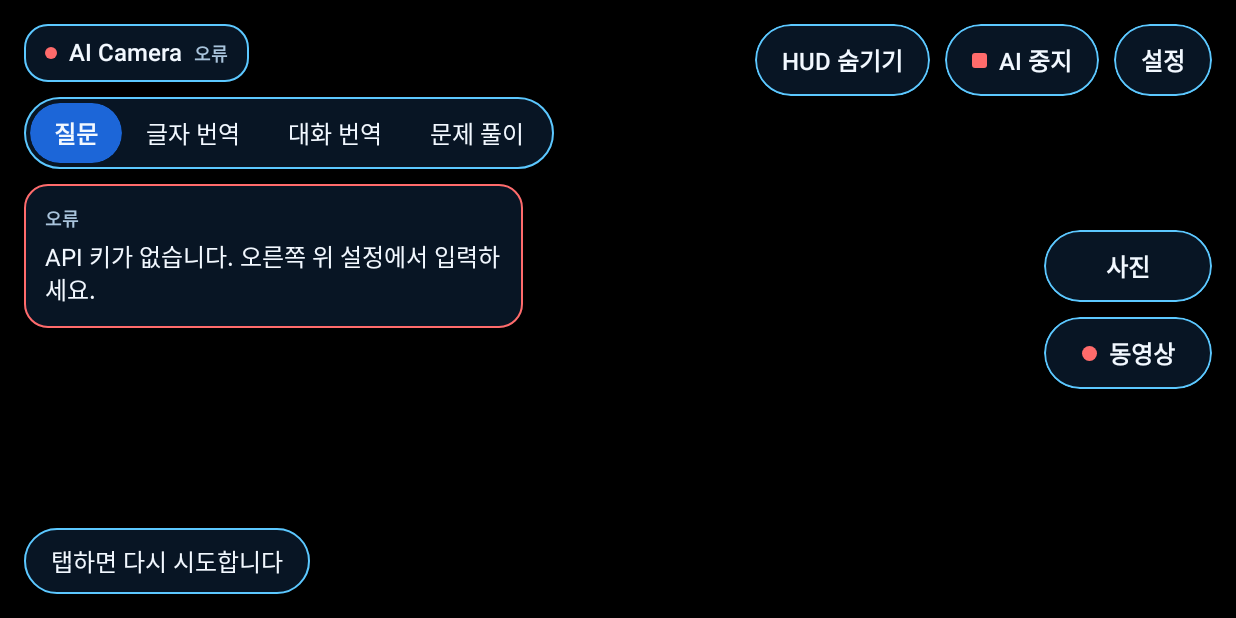
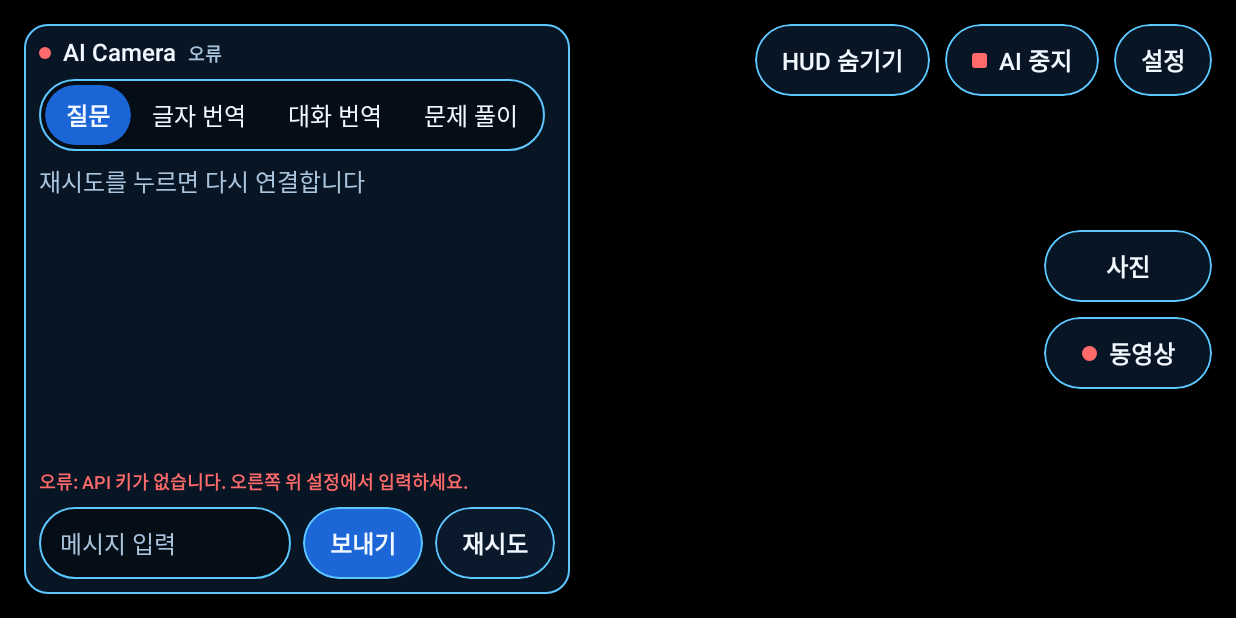
Before and after one commit to bear2u/ai-camera-hud, an Android app built with Jetpack Compose: the screen it shows after launch (MainActivity), on a phone screen of 824 x 412 dp (held sideways). Run offline under Robolectric (Android 15) with nearby library versions, the phone set to English and light mode, and no system bars; libraries missing offline, so code that uses them is left out: androidx.camera.compose, androidx.camera.core, androidx.camera.lifecycle, androidx.camera.video; pictures from the network do not load; 3 statements that could not run were skipped.

Commit message:
behavioral: 왼쪽 채팅창 HUD (모드 선택, 대화 기록, 글자 입력과 말하기)
모든 답을 왼쪽 채팅창에 말풍선으로 쌓고 위로 올려 볼 수 있게 한다.

Co-Authored-By: Claude Fable 5.2 <noreply@anthropic.com>

```diff
--- a/app/src/main/AndroidManifest.xml
+++ b/app/src/main/AndroidManifest.xml
@@ -21,7 +21,8 @@
         <activity
             android:name=".MainActivity"
             android:exported="true"
-            android:screenOrientation="landscape">
+            android:screenOrientation="landscape"
+            android:windowSoftInputMode="adjustResize">
             <intent-filter>
                 <action android:name="android.intent.action.MAIN" />
                 <category android:name="android.intent.category.LAUNCHER" />
--- a/app/src/main/java/com/symverse/aiglasses/MainActivity.kt
+++ b/app/src/main/java/com/symverse/aiglasses/MainActivity.kt
@@ -79,6 +79,7 @@ class MainActivity : ComponentActivity() {
                 capture = capture,
                 onTakePhoto = { captureActions.takePhoto() },
                 onToggleVideo = { captureActions.toggleVideo() },
+                onSendText = { text -> session?.sendText(text) },
             )
             if (showSettings) {
                 BackHandler(onBack = ::closeSettings)
--- a/app/src/main/java/com/symverse/aiglasses/ui/GlassesScreen.kt
+++ b/app/src/main/java/com/symverse/aiglasses/ui/GlassesScreen.kt
@@ -6,13 +6,18 @@ import androidx.compose.foundation.background
 import androidx.compose.foundation.border
 import androidx.compose.foundation.clickable
 import androidx.compose.foundation.gestures.detectTapGestures
+import androidx.compose.foundation.horizontalScroll
 import androidx.compose.foundation.layout.Arrangement
 import androidx.compose.foundation.layout.Box
 import androidx.compose.foundation.layout.Column
 import androidx.compose.foundation.layout.Row
+import androidx.compose.foundation.layout.WindowInsets
+import androidx.compose.foundation.layout.fillMaxHeight
 import androidx.compose.foundation.layout.fillMaxSize
 import androidx.compose.foundation.layout.fillMaxWidth
 import androidx.compose.foundation.layout.heightIn
+import androidx.compose.foundation.layout.ime
+import androidx.compose.foundation.layout.imePadding
 import androidx.compose.foundation.layout.padding
 import androidx.compose.foundation.layout.safeDrawingPadding
 import androidx.compose.foundation.layout.size
@@ -22,32 +27,47 @@ import androidx.compose.foundation.selection.selectable
 import androidx.compose.foundation.shape.CircleShape
 import androidx.compose.foundation.shape.RoundedCornerShape
 import androidx.compose.foundation.text.BasicText
+import androidx.compose.foundation.text.BasicTextField
+import androidx.compose.foundation.text.KeyboardOptions
+import androidx.compose.foundation.text.input.TextFieldLineLimits
+import androidx.compose.foundation.text.input.clearText
+import androidx.compose.foundation.text.input.rememberTextFieldState
 import androidx.compose.foundation.verticalScroll
 import androidx.compose.runtime.Composable
 import androidx.compose.runtime.LaunchedEffect
 import androidx.compose.runtime.getValue
 import androidx.compose.runtime.mutableStateOf
+import androidx.compose.runtime.remember
 import androidx.compose.runtime.saveable.rememberSaveable
 import androidx.compose.runtime.setValue
+import androidx.compose.runtime.snapshotFlow
 import androidx.compose.ui.Alignment
 import androidx.compose.ui.Modifier
 import androidx.compose.ui.draw.clip
+import androidx.compose.ui.graphics.Color
+import androidx.compose.ui.graphics.SolidColor
+import androidx.compose.ui.input.pointer.pointerInput
+import androidx.compose.ui.platform.LocalDensity
+import androidx.compose.ui.platform.LocalSoftwareKeyboardController
 import androidx.compose.ui.semantics.Role
-import androidx.compose.ui.graphics.Color
-import androidx.compose.ui.input.pointer.pointerInput
-import androidx.compose.ui.text.TextStyle
 import androidx.compose.ui.text.font.FontWeight
-import androidx.compose.ui.unit.Dp
+import androidx.compose.ui.text.input.ImeAction
 import androidx.compose.ui.unit.dp
-import androidx.compose.ui.unit.sp
 import com.symverse.aiglasses.core.CaptureState
 import com.symverse.aiglasses.core.HudState
+import com.symverse.aiglasses.core.LogEntry
 import com.symverse.aiglasses.core.Mode
+import com.symverse.aiglasses.core.Speaker
 import com.symverse.aiglasses.core.Status
 
+private val CaptureColumnWidth = 112.dp
+private val BubbleShape = RoundedCornerShape(12.dp)
+private val OtherBubble = Color(0x33FFFFFF)
 
-
-/** 카메라 화면 전체 위에 AI 오버레이를 얹는다. 화면 어디든 탭하면 [onTap]. */
+/**
+ * 카메라 화면 전체 위에 HUD를 얹는다. 왼쪽은 채팅창(모드, 대화 기록, 입력), 오른쪽은 버튼들이다.
+ * 채팅창 밖의 화면을 탭하면 [onTap] 으로 말하기를 시작하거나 끝낸다.
+ */
 @Composable
 fun GlassesScreen(
     hud: HudState,
@@ -60,6 +80,7 @@ fun GlassesScreen(
     capture: CaptureState,
     onTakePhoto: () -> Unit,
     onToggleVideo: () -> Unit,
+    onSendText: (String) -> Unit,
 ) {
     var hudVisible by rememberSaveable { mutableStateOf(true) }
     Box(Modifier.fillMaxSize().background(Color.Black)) {
@@ -71,24 +92,20 @@ fun GlassesScreen(
                 .fillMaxSize()
                 .pointerInput(Unit) { detectTapGestures { onTap() } }
                 .safeDrawingPadding()
+                .imePadding()
                 .padding(16.dp),
         ) {
-            // HUD를 숨겨도 촬영 결과 알림과 촬영 버튼은 남긴다.
-            if (!hudVisible) {
-                capture.message?.let {
-                    TextCard(title = "촬영", text = it, modifier = Modifier.align(Alignment.TopStart).fillMaxWidth(0.42f))
-                }
+            if (hudVisible) {
+                ChatPanel(
+                    hud = hud,
+                    mode = mode,
+                    onSelectMode = onSelectMode,
+                    onSendText = onSendText,
+                    onMic = onTap,
+                    modifier = Modifier.align(Alignment.TopStart).fillMaxHeight().fillMaxWidth(0.46f),
+                )
             }
-            if (hudVisible) Column(Modifier.align(Alignment.TopStart), verticalArrangement = Arrangement.spacedBy(10.dp)) {
-                val cardWidth = Modifier.fillMaxWidth(0.42f)
-                // 상태와 모드 전환은 왼쪽에 위아래로 두어 오른쪽 버튼들과 겹치지 않게 한다.
-                StatusCard(hud.status)
-                ModeSwitch(mode = mode, onSelect = onSelectMode)
-                if (hud.userText.isNotBlank()) TextCard(title = "나", text = hud.userText, modifier = cardWidth)
-                if (hud.translationText.isNotBlank()) TextCard(title = "글자 번역", text = hud.translationText, modifier = cardWidth)
-                hud.error?.let { TextCard(title = "오류", text = it, modifier = cardWidth, line = Alert) }
-                capture.message?.let { TextCard(title = "촬영", text = it, modifier = cardWidth) }
-            }
+            // HUD를 숨겨도 촬영 버튼, 촬영 결과 알림, HUD 버튼은 남긴다.
             Column(
                 Modifier.align(Alignment.CenterEnd).width(CaptureColumnWidth),
                 verticalArrangement = Arrangement.spacedBy(10.dp),
@@ -96,54 +113,148 @@ fun GlassesScreen(
                 PillButton("사진", onClick = onTakePhoto, modifier = Modifier.fillMaxWidth())
                 RecordButton(recording = capture.recording, onClick = onToggleVideo)
             }
-
-            val bottomCard = when {
-                hud.solutionText.isNotBlank() -> "문제 풀이" to hud.solutionText
-                hud.captions.isNotEmpty() -> "대화 번역" to hud.captions.joinToString("\n")
-                hud.assistantText.isNotBlank() -> "AI 어시스턴트" to hud.assistantText
-                else -> null
-            }
-            if (hudVisible && bottomCard != null) {
-                TextCard(
-                    title = bottomCard.first,
-                    text = bottomCard.second,
-                    // 오른쪽 촬영 버튼과 겹치지 않게 비켜 둔다.
-                    modifier = Modifier
-                        .align(Alignment.BottomEnd)
-                        .padding(end = CaptureColumnWidth + 12.dp)
-                        .fillMaxWidth(0.46f),
-                    // 풀이는 길어서 더 크게 보여 주고, 손으로 올려 볼 수 있게 자동 스크롤을 끈다.
-                    maxHeight = if (hud.solutionText.isNotBlank()) 280.dp else 180.dp,
-                    followTail = hud.solutionText.isBlank(),
-                )
-            }
+            capture.message?.let { CaptureNotice(it, Modifier.align(Alignment.BottomEnd)) }
             Row(Modifier.align(Alignment.TopEnd), horizontalArrangement = Arrangement.spacedBy(10.dp)) {
-                // HUD를 숨겨도 이 버튼은 남겨서 다시 켤 수 있게 한다.
                 PillButton(if (hudVisible) "HUD 숨기기" else "HUD 보기", onClick = { hudVisible = !hudVisible })
                 if (hudVisible) {
                     AiToggle(on = hud.status != Status.Off, onClick = onToggleAi)
                     PillButton("설정", onClick = onOpenSettings)
                 }
             }
-            if (hudVisible) HintBar(hud.status, mode, Modifier.align(Alignment.BottomStart))
         }
     }
 }
 
+/** 왼쪽 채팅창: 상태, 모드 선택, 위로 올려 볼 수 있는 대화 기록, 글자 입력과 말하기 버튼. */
 @Composable
-private fun StatusCard(status: Status) {
-    Row(
-        Modifier.background(CardFill, CardShape).border(1.dp, CardLine, CardShape).padding(horizontal = 14.dp, vertical = 10.dp),
-        verticalAlignment = Alignment.CenterVertically,
-        horizontalArrangement = Arrangement.spacedBy(8.dp),
+private fun ChatPanel(
+    hud: HudState,
+    mode: Mode,
+    onSelectMode: (Mode) -> Unit,
+    onSendText: (String) -> Unit,
+    onMic: () -> Unit,
+    modifier: Modifier = Modifier,
+) {
+    // 가로 화면에서는 키보드가 높이를 많이 차지하므로, 키보드가 뜨면 위쪽 줄들을 접는다.
+    val typing = WindowInsets.ime.getBottom(LocalDensity.current) > 0
+    Column(
+        modifier
+            .background(CardFill, CardShape)
+            .border(1.dp, CardLine, CardShape)
+            // 채팅창 안을 건드리는 것이 화면 탭(말하기)으로 새지 않게 한다.
+            .pointerInput(Unit) { detectTapGestures { } }
+            .padding(10.dp),
+        verticalArrangement = Arrangement.spacedBy(8.dp),
     ) {
+        if (!typing) {
+            StatusRow(hud.status)
+            ModeSwitch(mode = mode, onSelect = onSelectMode)
+        }
+        ChatLog(hud.entries, emptyHint = hint(hud.status, mode), modifier = Modifier.weight(1f).fillMaxWidth())
+        hud.error?.let { BasicText("오류: $it", style = TitleStyle.copy(color = Alert), maxLines = 3) }
+        if (hud.entries.isNotEmpty() && !typing) BasicText(hint(hud.status, mode), style = TitleStyle, maxLines = 1)
+        InputRow(status = hud.status, mode = mode, onSendText = onSendText, onMic = onMic)
+    }
+}
+
+@Composable
+private fun StatusRow(status: Status) {
+    Row(verticalAlignment = Alignment.CenterVertically, horizontalArrangement = Arrangement.spacedBy(8.dp)) {
         Box(Modifier.size(8.dp).background(statusColor(status), CircleShape))
         BasicText("AI Camera", style = BodyStyle.copy(fontWeight = FontWeight.SemiBold))
         BasicText(statusLabel(status), style = TitleStyle)
     }
 }
 
-private val CaptureColumnWidth = 112.dp
+/** 대화 기록. 맨 아래를 보고 있을 때만 새 글을 따라 내려가서, 위로 올려 읽는 중에는 움직이지 않는다. */
+@Composable
+private fun ChatLog(entries: List<LogEntry>, emptyHint: String, modifier: Modifier = Modifier) {
+    val scroll = rememberScrollState()
+    var followTail by remember { mutableStateOf(true) }
+    LaunchedEffect(scroll) {
+        snapshotFlow { scroll.isScrollInProgress to (scroll.value >= scroll.maxValue - 48) }
+            .collect { (scrolling, atBottom) -> if (scrolling) followTail = atBottom }
+    }
+    // 새 말풍선이 생기면 다시 맨 아래로 간다.
+    LaunchedEffect(entries.size) {
+        followTail = true
+        scroll.scrollTo(scroll.maxValue)
+    }
+    LaunchedEffect(entries.lastOrNull()?.text?.length, scroll.maxValue) {
+        if (followTail) scroll.scrollTo(scroll.maxValue)
+    }
+    Column(modifier.verticalScroll(scroll), verticalArrangement = Arrangement.spacedBy(8.dp)) {
+        if (entries.isEmpty()) BasicText(emptyHint, style = BodyStyle.copy(color = InkDim))
+        entries.forEach { Bubble(it) }
+    }
+}
+
+@Composable
+private fun Bubble(entry: LogEntry) {
+    val mine = entry.speaker == Speaker.User
+    Column(Modifier.fillMaxWidth(), horizontalAlignment = if (mine) Alignment.End else Alignment.Start) {
+        if (!mine) BasicText(speakerLabel(entry.speaker), style = TitleStyle)
+        BasicText(
+            entry.text,
+            style = BodyStyle,
+            modifier = Modifier
+                .padding(start = if (mine) 40.dp else 0.dp, end = if (mine) 0.dp else 16.dp)
+                .background(if (mine) Primary else OtherBubble, BubbleShape)
+                .padding(horizontal = 10.dp, vertical = 6.dp),
+        )
+    }
+}
+
+/** 글자 입력칸, 보내기, 말하기 버튼. 말하기 버튼은 화면 탭과 같은 일을 한다. */
+@Composable
+private fun InputRow(status: Status, mode: Mode, onSendText: (String) -> Unit, onMic: () -> Unit) {
+    val input = rememberTextFieldState()
+    val keyboard = LocalSoftwareKeyboardController.current
+    val send = {
+        val text = input.text.toString()
+        if (text.isNotBlank()) {
+            onSendText(text)
+            input.clearText()
+            keyboard?.hide()
+        }
+    }
+    Row(verticalAlignment = Alignment.CenterVertically, horizontalArrangement = Arrangement.spacedBy(8.dp)) {
+        BasicTextField(
+            state = input,
+            modifier = Modifier.weight(1f),
+            lineLimits = TextFieldLineLimits.SingleLine,
+            textStyle = BodyStyle,
+            cursorBrush = SolidColor(CardLine),
+            keyboardOptions = KeyboardOptions(imeAction = ImeAction.Send),
+            onKeyboardAction = { send() },
+            decorator = { field ->
+                Box(
+                    Modifier
+                        .fillMaxWidth()
+                        .background(Color(0x66000000), PillShape)
+                        .border(1.dp, CardLine, PillShape)
+                        .heightIn(min = 48.dp)
+                        .padding(horizontal = 14.dp),
+                    contentAlignment = Alignment.CenterStart,
+                ) {
+                    if (input.text.isEmpty()) BasicText("메시지 입력", style = BodyStyle.copy(color = InkDim))
+                    field()
+                }
+            },
+        )
+        PillButton("보내기", onClick = send, primary = true)
+        PillButton(micLabel(status, mode), onClick = onMic)
+    }
+}
+
+@Composable
+private fun CaptureNotice(text: String, modifier: Modifier = Modifier) {
+    BasicText(
+        text,
+        modifier = modifier.background(CardFill, PillShape).border(1.dp, CardLine, PillShape).padding(horizontal = 16.dp, vertical = 10.dp),
+        style = BodyStyle,
+    )
+}
 
 /** 동영상 녹화를 시작하고 멈춘다. 녹화 중에는 빨갛게 표시한다. */
 @Composable
@@ -165,10 +276,16 @@ private fun RecordButton(recording: Boolean, onClick: () -> Unit) {
     }
 }
 
-/** 화면 탭이 할 일을 고른다. */
+/** 말하기 버튼과 화면 탭이 할 일을 고른다. 좁으면 옆으로 밀어 볼 수 있다. */
 @Composable
 private fun ModeSwitch(mode: Mode, onSelect: (Mode) -> Unit, modifier: Modifier = Modifier) {
-    Row(modifier.background(CardFill, PillShape).border(1.dp, CardLine, PillShape).padding(4.dp)) {
+    Row(
+        modifier
+            .horizontalScroll(rememberScrollState())
+            .background(Color(0x66000000), PillShape)
+            .border(1.dp, CardLine, PillShape)
+            .padding(4.dp),
+    ) {
         ModeOption("질문", selected = mode == Mode.Ask, onClick = { onSelect(Mode.Ask) })
         ModeOption("글자 번역", selected = mode == Mode.TranslateText, onClick = { onSelect(Mode.TranslateText) })
         ModeOption("대화 번역", selected = mode == Mode.Conversation, onClick = { onSelect(Mode.Conversation) })
@@ -184,7 +301,7 @@ private fun ModeOption(label: String, selected: Boolean, onClick: () -> Unit) {
             .background(if (selected) Primary else Color.Transparent, PillShape)
             .selectable(selected = selected, role = Role.Tab, onClick = onClick)
             .heightIn(min = 40.dp)
-            .padding(horizontal = 16.dp),
+            .padding(horizontal = 14.dp),
         contentAlignment = Alignment.Center,
     ) {
         BasicText(label, style = BodyStyle.copy(fontWeight = if (selected) FontWeight.SemiBold else FontWeight.Normal))
@@ -210,39 +327,24 @@ private fun AiToggle(on: Boolean, onClick: () -> Unit, modifier: Modifier = Modi
     }
 }
 
-@Composable
-private fun TextCard(
-    title: String,
-    text: String,
-    modifier: Modifier = Modifier,
-    line: Color = CardLine,
-    maxHeight: Dp = 180.dp,
-    followTail: Boolean = true,
-) {
-    val scroll = rememberScrollState()
-    if (followTail) LaunchedEffect(text) { scroll.scrollTo(scroll.maxValue) }
-    Column(
-        modifier
-            .background(CardFill, CardShape)
-            .border(1.dp, line, CardShape)
-            .padding(14.dp)
-            .heightIn(max = maxHeight)
-            .verticalScroll(scroll),
-        verticalArrangement = Arrangement.spacedBy(4.dp),
-    ) {
-        BasicText(title, style = TitleStyle)
-        BasicText(text, style = BodyStyle)
-    }
+private fun speakerLabel(speaker: Speaker): String = when (speaker) {
+    Speaker.User -> "나"
+    Speaker.Assistant -> "AI"
+    Speaker.Translation -> "글자 번역"
+    Speaker.Caption -> "대화 번역"
+    Speaker.Solution -> "문제 풀이"
 }
 
-@Composable
-private fun HintBar(status: Status, mode: Mode, modifier: Modifier = Modifier) {
-    val shape = RoundedCornerShape(50)
-    BasicText(
-        hint(status, mode),
-        modifier = modifier.background(CardFill, shape).border(1.dp, CardLine, shape).padding(horizontal = 18.dp, vertical = 10.dp),
-        style = BodyStyle,
-    )
+private fun micLabel(status: Status, mode: Mode): String = when (status) {
+    Status.Listening -> if (mode == Mode.Conversation) "중지" else "전송"
+    Status.Speaking -> "중단"
+    Status.Error -> "재시도"
+    Status.Thinking, Status.Connecting -> "대기"
+    Status.Idle, Status.Off -> when (mode) {
+        Mode.TranslateText -> "번역"
+        Mode.Conversation -> "시작"
+        Mode.Ask, Mode.Solve -> "말하기"
+    }
 }
 
 private fun statusColor(status: Status): Color = when (status) {
@@ -265,17 +367,17 @@ private fun hint(status: Status, mode: Mode): String = when (status) {
     Status.Off -> "AI가 꺼져 있습니다. 위의 AI 활성화를 누르세요"
     Status.Connecting -> "AI에 연결하고 있습니다"
     Status.Idle -> when (mode) {
-        Mode.Ask -> "화면을 탭하고 질문하세요"
-        Mode.TranslateText -> "글자를 비추고 화면을 탭하세요"
-        Mode.Conversation -> "탭하면 상대의 말을 한국어로 번역합니다"
-        Mode.Solve -> "문제를 크게 비추고 탭한 뒤 말로 물어보세요"
+        Mode.Ask -> "글로 묻거나, 말하기를 누르고 질문하세요"
+        Mode.TranslateText -> "글자를 비추고 번역을 누르세요"
+        Mode.Conversation -> "시작을 누르면 상대의 말을 한국어로 번역합니다"
+        Mode.Solve -> "문제를 크게 비추고 글이나 말로 물어보세요"
     }
     Status.Listening -> when (mode) {
-        Mode.Conversation -> "번역하고 있습니다. 탭하면 멈춥니다"
-        Mode.Solve -> "듣고 있습니다. 탭하면 풉니다 (말없이 탭해도 됩니다)"
-        else -> "듣고 있습니다. 다 말했으면 탭하세요"
+        Mode.Conversation -> "번역하고 있습니다. 중지를 누르면 멈춥니다"
+        Mode.Solve -> "듣고 있습니다. 전송을 누르면 풉니다 (말없이 눌러도 됩니다)"
+        else -> "듣고 있습니다. 다 말했으면 전송을 누르세요"
     }
     Status.Thinking -> "답을 준비하고 있습니다"
-    Status.Speaking -> "탭하면 답을 멈춥니다"
-    Status.Error -> "탭하면 다시 시도합니다"
+    Status.Speaking -> "중단을 누르면 답을 멈춥니다"
+    Status.Error -> "재시도를 누르면 다시 연결합니다"
 }
```
